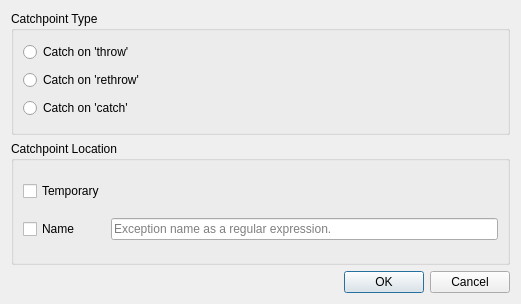
epasveer/seer, file src/SeerCatchpointCreateDialog.ui: the form before one commit.
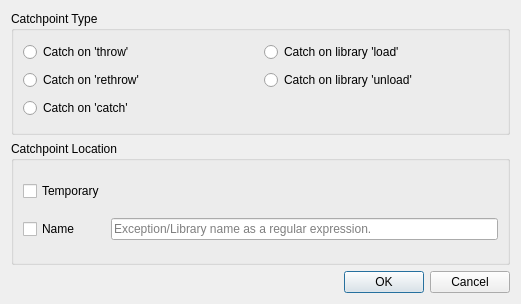
The form after the commit.

Commit message: Add library load/unload catch points.

Diff of the .ui file:
```diff
--- a/src/SeerCatchpointCreateDialog.ui
+++ b/src/SeerCatchpointCreateDialog.ui
@@ -30,6 +30,16 @@
         </attribute>
        </widget>
       </item>
+      <item row="0" column="1">
+       <widget class="QRadioButton" name="loadRadioButton">
+        <property name="text">
+         <string>Catch on library 'load'</string>
+        </property>
+        <attribute name="buttonGroup">
+         <string notr="true">typeButtonGroup</string>
+        </attribute>
+       </widget>
+      </item>
       <item row="1" column="0">
        <widget class="QRadioButton" name="rethrowRadioButton">
         <property name="text">
@@ -40,6 +50,16 @@
         </attribute>
        </widget>
       </item>
+      <item row="1" column="1">
+       <widget class="QRadioButton" name="unloadRadioButton">
+        <property name="text">
+         <string>Catch on library 'unload'</string>
+        </property>
+        <attribute name="buttonGroup">
+         <string notr="true">typeButtonGroup</string>
+        </attribute>
+       </widget>
+      </item>
       <item row="2" column="0">
        <widget class="QRadioButton" name="catchRadioButton">
         <property name="text">
@@ -69,7 +89,7 @@
       <item row="1" column="1">
        <widget class="QLineEdit" name="nameLineEdit">
         <property name="placeholderText">
-         <string>Exception name as a regular expression.</string>
+         <string>Exception/Library name as a regular expression.</string>
         </property>
         <property name="clearButtonEnabled">
          <bool>true</bool>
```
Left out of the diff: 2 changed lines with no effect on the pictures. The commit also changes 7 other files.
